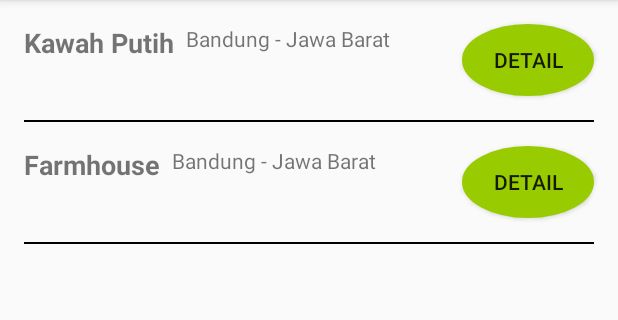
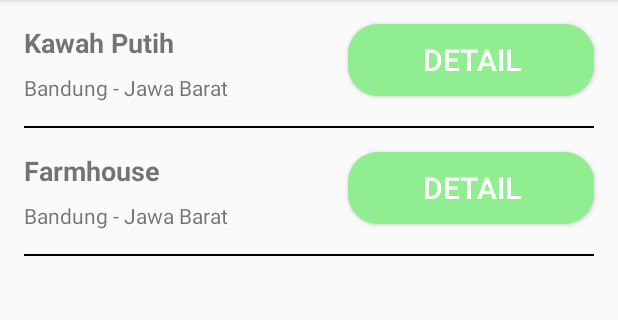
Before and after one commit to ditaprll/ExploreIndonesiaa, an Android app: the Wishlist screen opened directly, with no data from a screen before it, on a phone screen of 412 x 824 dp, the part 84-404 px from its top. Run offline under Robolectric (Android 15) with nearby library versions, the phone set to English and light mode, and no system bars.

Commit message:
more update about UI ref #8

```diff
--- a/app/src/main/res/drawable/ovalbutton.xml
+++ b/app/src/main/res/drawable/ovalbutton.xml
@@ -1,12 +1,11 @@
 <?xml version="1.0" encoding="utf-8"?>
 <shape
     xmlns:android="http://schemas.android.com/apk/res/android"
-    android:shape="oval">
-    <stroke
-        android:width="2dp"
-        android:color="@android:color/holo_green_light"
+    android:shape="rectangle">
+    <solid
+        android:color="#90EE90"
         />
-    <solid
-        android:color="@android:color/holo_green_light"
+    <corners
+        android:radius="20dp"
         />
 </shape>
--- a/app/src/main/res/layout-land/activity_wishlist.xml
+++ b/app/src/main/res/layout-land/activity_wishlist.xml
@@ -23,34 +23,38 @@
         android:id="@+id/textView2"
         android:layout_width="wrap_content"
         android:layout_height="wrap_content"
-        android:layout_marginStart="8dp"
-        android:layout_marginLeft="8dp"
-        android:layout_marginTop="16dp"
+        android:layout_marginStart="16dp"
+        android:layout_marginLeft="16dp"
+        android:layout_marginTop="8dp"
         android:text="@string/text_view2"
-        app:layout_constraintStart_toEndOf="@+id/textView"
-        app:layout_constraintTop_toTopOf="parent" />
+        app:layout_constraintStart_toStartOf="parent"
+        app:layout_constraintTop_toBottomOf="@+id/textView" />
 
     <Button
         android:id="@+id/button"
-        android:layout_width="wrap_content"
+        android:layout_width="164dp"
         android:layout_height="wrap_content"
         android:layout_marginTop="16dp"
         android:layout_marginEnd="16dp"
         android:layout_marginRight="16dp"
         android:background="@drawable/ovalbutton"
         android:text="@string/button_WL"
+        android:textColor="@android:color/white"
+        android:textSize="20sp"
         app:layout_constraintEnd_toEndOf="parent"
         app:layout_constraintTop_toTopOf="parent" />
 
     <Button
         android:id="@+id/button2"
-        android:layout_width="wrap_content"
+        android:layout_width="164dp"
         android:layout_height="wrap_content"
         android:layout_marginTop="16dp"
         android:layout_marginEnd="16dp"
         android:layout_marginRight="16dp"
         android:background="@drawable/ovalbutton"
         android:text="@string/button_WL"
+        android:textColor="@android:color/white"
+        android:textSize="20sp"
         app:layout_constraintEnd_toEndOf="parent"
         app:layout_constraintTop_toBottomOf="@+id/divider" />
 
@@ -66,7 +70,7 @@
         android:background="@android:color/background_dark"
         app:layout_constraintEnd_toEndOf="parent"
         app:layout_constraintStart_toStartOf="parent"
-        app:layout_constraintTop_toBottomOf="@+id/button" />
+        app:layout_constraintTop_toBottomOf="@+id/textView2" />
 
     <View
         android:id="@+id/divider2"
@@ -80,7 +84,7 @@
         android:background="@android:color/background_dark"
         app:layout_constraintEnd_toEndOf="parent"
         app:layout_constraintStart_toStartOf="parent"
-        app:layout_constraintTop_toBottomOf="@+id/button2" />
+        app:layout_constraintTop_toBottomOf="@+id/textView4" />
 
     <TextView
         android:id="@+id/textView3"
@@ -99,11 +103,11 @@
         android:id="@+id/textView4"
         android:layout_width="wrap_content"
         android:layout_height="wrap_content"
-        android:layout_marginStart="8dp"
-        android:layout_marginLeft="8dp"
-        android:layout_marginTop="16dp"
+        android:layout_marginStart="16dp"
+        android:layout_marginLeft="16dp"
+        android:layout_marginTop="8dp"
         android:text="@string/text_view4"
-        app:layout_constraintStart_toEndOf="@+id/textView3"
-        app:layout_constraintTop_toBottomOf="@+id/divider" />
+        app:layout_constraintStart_toStartOf="parent"
+        app:layout_constraintTop_toBottomOf="@+id/textView3" />
 
 </androidx.constraintlayout.widget.ConstraintLayout>
--- a/app/src/main/res/layout/activity_wishlist.xml
+++ b/app/src/main/res/layout/activity_wishlist.xml
@@ -23,34 +23,38 @@
         android:id="@+id/textView2"
         android:layout_width="wrap_content"
         android:layout_height="wrap_content"
-        android:layout_marginStart="8dp"
-        android:layout_marginLeft="8dp"
-        android:layout_marginTop="16dp"
+        android:layout_marginStart="16dp"
+        android:layout_marginLeft="16dp"
+        android:layout_marginTop="8dp"
         android:text="@string/text_view2"
-        app:layout_constraintStart_toEndOf="@+id/textView"
-        app:layout_constraintTop_toTopOf="parent" />
+        app:layout_constraintStart_toStartOf="parent"
+        app:layout_constraintTop_toBottomOf="@+id/textView" />
 
     <Button
         android:id="@+id/button"
-        android:layout_width="wrap_content"
+        android:layout_width="164dp"
         android:layout_height="wrap_content"
         android:layout_marginTop="16dp"
         android:layout_marginEnd="16dp"
         android:layout_marginRight="16dp"
         android:background="@drawable/ovalbutton"
         android:text="@string/button_WL"
+        android:textColor="@android:color/white"
+        android:textSize="20sp"
         app:layout_constraintEnd_toEndOf="parent"
         app:layout_constraintTop_toTopOf="parent" />
 
     <Button
         android:id="@+id/button2"
-        android:layout_width="wrap_content"
+        android:layout_width="164dp"
         android:layout_height="wrap_content"
         android:layout_marginTop="16dp"
         android:layout_marginEnd="16dp"
         android:layout_marginRight="16dp"
         android:background="@drawable/ovalbutton"
         android:text="@string/button_WL"
+        android:textColor="@android:color/white"
+        android:textSize="20sp"
         app:layout_constraintEnd_toEndOf="parent"
         app:layout_constraintTop_toBottomOf="@+id/divider" />
 
@@ -66,7 +70,7 @@
         android:background="@android:color/background_dark"
         app:layout_constraintEnd_toEndOf="parent"
         app:layout_constraintStart_toStartOf="parent"
-        app:layout_constraintTop_toBottomOf="@+id/button" />
+        app:layout_constraintTop_toBottomOf="@+id/textView2" />
 
     <View
         android:id="@+id/divider2"
@@ -80,7 +84,7 @@
         android:background="@android:color/background_dark"
         app:layout_constraintEnd_toEndOf="parent"
         app:layout_constraintStart_toStartOf="parent"
-        app:layout_constraintTop_toBottomOf="@+id/button2" />
+        app:layout_constraintTop_toBottomOf="@+id/textView4" />
 
     <TextView
         android:id="@+id/textView3"
@@ -99,11 +103,11 @@
         android:id="@+id/textView4"
         android:layout_width="wrap_content"
         android:layout_height="wrap_content"
-        android:layout_marginStart="8dp"
-        android:layout_marginLeft="8dp"
-        android:layout_marginTop="16dp"
+        android:layout_marginStart="16dp"
+        android:layout_marginLeft="16dp"
+        android:layout_marginTop="8dp"
         android:text="@string/text_view4"
-        app:layout_constraintStart_toEndOf="@+id/textView3"
-        app:layout_constraintTop_toBottomOf="@+id/divider" />
+        app:layout_constraintStart_toStartOf="parent"
+        app:layout_constraintTop_toBottomOf="@+id/textView3" />
 
 </androidx.constraintlayout.widget.ConstraintLayout>
```
Also changed, not shown: 1 other file.
